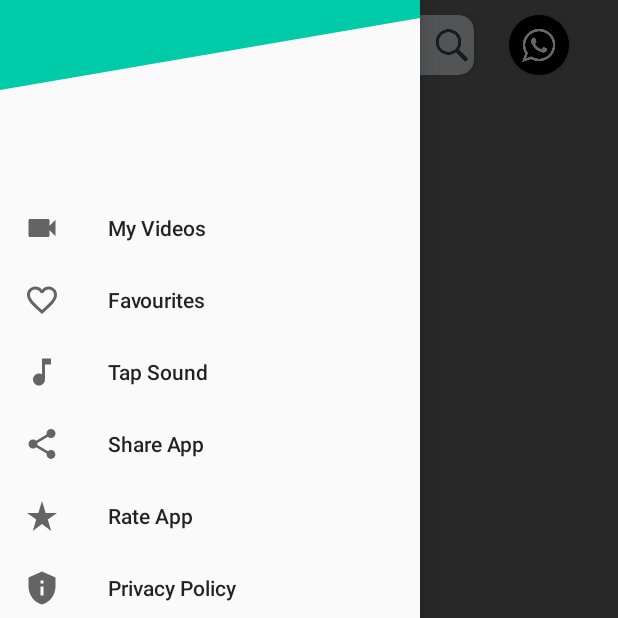
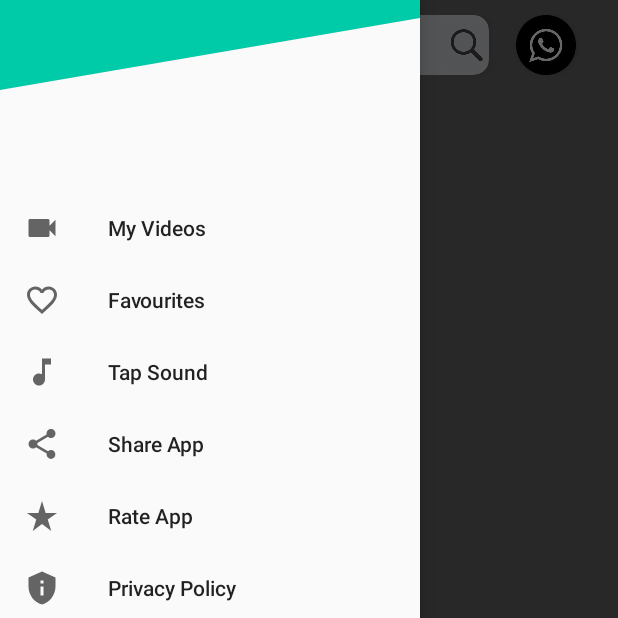
Before and after one commit to Emerging-coders09/Buzo-Clone, an Android app: the screen it shows after launch (MainActivity), with the side drawer open, on a phone screen of 412 x 824 dp, the top half of it. Run offline under Robolectric (Android 15) with nearby library versions, the phone set to English and light mode, and no system bars; pictures from the network do not load; 1 statement that could not run was skipped.

Commit message:
22/12/21

```diff
--- a/app/src/main/java/com/devarshi/buzoclone/MainActivity.java
+++ b/app/src/main/java/com/devarshi/buzoclone/MainActivity.java
@@ -9,7 +9,6 @@ import android.util.Log;
 import android.view.Gravity;
 import android.view.MenuItem;
 import android.view.View;
-import android.widget.EditText;
 import android.widget.ProgressBar;
 import android.widget.Toast;
 
@@ -50,8 +49,9 @@ public class MainActivity extends AppCompatActivity {
     ActionBarDrawerToggle toggle;
     DrawerLayout drawerLayout;
     CardView navigationDrawer;
-    CardView cardViewWhatsapp;
-    EditText editTextSearch;
+    CardView whatsAppCardView;
+    CardView searchCardView;
+//    EditText editTextSearch;
 
     ProgressBar progressBar;
 
@@ -68,13 +68,13 @@ public class MainActivity extends AppCompatActivity {
 
     FloatingActionButton fab;
 
-    boolean isScrolling = false;
+//    boolean isScrolling = false;
     boolean apiCalling = false;
 
     //    int varId = 0;
     int currentItems, totalItems, scrolledOutItems;
-    private int lastVisibleItem;
-    private int visibleThreshold = 1;
+    /*private int lastVisibleItem;
+    private int visibleThreshold = 1;*/
     VideosAdapter videosAdapter;
     /*private boolean loading = true;
     int pastVisiblesItems, visibleItemCount, totalItemCount;*/
@@ -99,13 +99,24 @@ public class MainActivity extends AppCompatActivity {
 //        recyclerViewCategories = findViewById(R.id.recyclerViewCategories);
         recyclerViewVideos = findViewById(R.id.recyclerViewVideos);
         navigationDrawer = findViewById(R.id.navigationDraw);
-        editTextSearch = findViewById(R.id.searchEditText);
-        cardViewWhatsapp = findViewById(R.id.whatsappCardView);
+//        editTextSearch = findViewById(R.id.searchEditText);
+        whatsAppCardView = findViewById(R.id.whatsappCardView);
         swipeRefreshLayout = findViewById(R.id.swipeRefresh);
 
         progressBar = findViewById(R.id.progress);
 
         fab = findViewById(R.id.floatingActionButton);
+
+        searchCardView = findViewById(R.id.cardViewSearch);
+
+        searchCardView.setOnClickListener(new View.OnClickListener() {
+            @Override
+            public void onClick(View v) {
+                Intent intent = new Intent(MainActivity.this,SearchActivity.class);
+                startActivity(intent);
+                overridePendingTransition(R.anim.slide_in_top,0);
+            }
+        });
 
 //        nScrollView = findViewById(R.id.nestedScrollView);
 
@@ -115,9 +126,7 @@ public class MainActivity extends AppCompatActivity {
 
 //        swipeRefreshLayout.setNestedScrollingEnabled(false);
 
-        swipeRefreshLayout.setOnRefreshListener(new SwipeRefreshLayout.OnRefreshListener() {
-            @Override
-            public void onRefresh() {
+        swipeRefreshLayout.setOnRefreshListener(() -> {
 
             GridLayoutManager gridLayoutManager = new GridLayoutManager(MainActivity.this,2,GridLayoutManager.VERTICAL,false);
             gridLayoutManager.setSpanSizeLookup(new GridLayoutManager.SpanSizeLookup() {
@@ -132,6 +141,7 @@ public class MainActivity extends AppCompatActivity {
                     }
                 }
             });
+
             recyclerViewVideos.setLayoutManager(gridLayoutManager);
             swipeRefreshLayout.setRefreshing(false);
 
@@ -190,7 +200,6 @@ public class MainActivity extends AppCompatActivity {
                     }
                 }
             });*/
-            }
         });
 
 //        swipeRefreshLayout.setRefreshing(false);
@@ -582,7 +591,7 @@ public class MainActivity extends AppCompatActivity {
             }
         });
 
-        cardViewWhatsapp.setOnClickListener(new View.OnClickListener() {
+        whatsAppCardView.setOnClickListener(new View.OnClickListener() {
             @Override
             public void onClick(View v) {
                 Intent intent = new Intent(MainActivity.this, WhatsAppCardView.class);
--- /dev/null
+++ b/app/src/main/res/anim/slide_in_left.xml
@@ -0,0 +1,9 @@
+<?xml version="1.0" encoding="utf-8"?>
+<set xmlns:android="http://schemas.android.com/apk/res/android">
+
+    <translate
+        android:duration="900"
+        android:fromXDelta="100%p"
+        android:toXDelta="0"/>
+
+</set>
--- /dev/null
+++ b/app/src/main/res/anim/slide_in_top.xml
@@ -0,0 +1,7 @@
+<?xml version="1.0" encoding="utf-8"?>
+<set xmlns:android="http://schemas.android.com/apk/res/android">
+    <translate
+        android:interpolator="@android:anim/decelerate_interpolator"
+        android:fromYDelta="100%p"
+        android:duration="@android:integer/config_shortAnimTime"/>
+</set>
--- /dev/null
+++ b/app/src/main/res/drawable/ic_thumbnail_pause.xml
@@ -0,0 +1,6 @@
+<vector android:height="64dp" android:tint="#FFFFFF"
+    android:viewportHeight="24" android:viewportWidth="24"
+    android:width="64dp" xmlns:android="http://schemas.android.com/apk/res/android"
+    android:alpha="0.7">
+    <path android:fillColor="@android:color/white" android:pathData="M6,19h4L10,5L6,5v14zM14,5v14h4L18,5h-4z" />
+</vector>
--- a/app/src/main/res/layout/activity_main.xml
+++ b/app/src/main/res/layout/activity_main.xml
@@ -24,7 +24,7 @@
         android:layout_width="match_parent"
         android:layout_height="wrap_content"
         android:orientation="vertical"
-        android:padding="10dp">
+        android:layout_margin="10dp">
 
         <!--<androidx.constraintlayout.widget.ConstraintLayout
             android:id="@+id/categoriesConstraintLayout"
@@ -102,6 +102,7 @@
                     android:layout_height="wrap_content"
                     android:layout_gravity="center"
                     android:visibility="gone"
+                    android:indeterminateTint="@color/black"
                     app:layout_constraintBottom_toBottomOf="parent"
                     app:layout_constraintEnd_toEndOf="parent"
                     app:layout_constraintStart_toStartOf="parent" />
@@ -169,9 +170,10 @@
                 android:id="@+id/navigationDraw"
                 android:layout_width="40dp"
                 android:layout_height="40dp"
+                android:layout_marginStart="4dp"
                 app:cardBackgroundColor="@color/black"
                 app:cardCornerRadius="50dp"
-                app:layout_constraintEnd_toStartOf="@+id/cardView"
+                app:layout_constraintEnd_toStartOf="@+id/cardViewSearch"
                 app:layout_constraintStart_toStartOf="parent"
                 app:layout_constraintTop_toTopOf="parent">
 
@@ -185,8 +187,8 @@
             </androidx.cardview.widget.CardView>
 
             <androidx.cardview.widget.CardView
-                android:id="@+id/cardView"
-                android:layout_width="220dp"
+                android:id="@+id/cardViewSearch"
+                android:layout_width="240dp"
                 android:layout_height="40dp"
                 app:cardBackgroundColor="@color/grey"
                 app:cardCornerRadius="10dp"
@@ -203,16 +205,6 @@
 
                 </ImageView>
 
-                <EditText
-                    android:id="@+id/searchEditText"
-                    android:layout_width="match_parent"
-                    android:layout_height="40dp"
-                    android:layout_marginLeft="10dp"
-                    android:layout_marginRight="30dp"
-                    android:background="@null"
-                    android:cursorVisible="false"
-                    android:singleLine="true" />
-
             </androidx.cardview.widget.CardView>
 
             <androidx.cardview.widget.CardView
@@ -222,7 +214,7 @@
                 app:cardBackgroundColor="@color/black"
                 app:cardCornerRadius="50dp"
                 app:layout_constraintEnd_toEndOf="parent"
-                app:layout_constraintStart_toEndOf="@+id/cardView"
+                app:layout_constraintStart_toEndOf="@+id/cardViewSearch"
                 app:layout_constraintTop_toTopOf="parent">
 
                 <ImageView
--- a/app/src/main/res/layout/categories_recycler_view_layout.xml
+++ b/app/src/main/res/layout/categories_recycler_view_layout.xml
@@ -17,7 +17,7 @@
             android:layout_width="wrap_content"
             android:layout_height="wrap_content"
             android:layout_marginStart="8dp"
-            android:layout_marginTop="20dp"
+            android:layout_marginTop="10dp"
             android:fontFamily="@font/groovedpersonaluseregular"
             android:text="Categories"
             android:textSize="23sp"
@@ -39,7 +39,7 @@
             android:id="@+id/recyclerViewCategories"
             android:layout_width="match_parent"
             android:layout_height="wrap_content"
-            android:layout_margin="10dp"
+            android:layout_marginLeft="10dp"
             app:layout_constraintBottom_toBottomOf="parent"
             app:layout_constraintEnd_toEndOf="parent"
             app:layout_constraintStart_toStartOf="parent"
@@ -61,7 +61,7 @@
             android:layout_width="wrap_content"
             android:layout_height="wrap_content"
             android:layout_marginStart="8dp"
-            android:layout_marginTop="8dp"
+            android:layout_marginTop="10dp"
             android:fontFamily="@font/groovedpersonaluseregular"
             android:text="Videos"
             android:textSize="23sp"
```
Also changed, not shown: app/src/main/AndroidManifest.xml (+21 -20 lines), app/src/main/java/com/devarshi/Adapter/SearchAdapter.java (added, +64 -0 lines), app/src/main/java/com/devarshi/Adapter/VideosAdapter.java (+10 -0 lines), app/src/main/java/com/devarshi/buzoclone/SearchActivity.java (added, +98 -0 lines), app/src/main/java/com/devarshi/buzoclone/VideoPlayer.java (+43 -7 lines), app/src/main/res/anim/slide_in_bottom.xml (added, +7 -0 lines), app/src/main/res/layout/activity_search.xml (added, +68 -0 lines), app/src/main/res/layout/activity_video_player.xml (+20 -1 lines), app/src/main/res/layout/home_screen_video_layout.xml (+5 -4 lines), app/src/main/res/layout/layout_for_categories.xml (+4 -4 lines), app/src/main/res/layout/search_categories_row_item.xml (added, +42 -0 lines), app/src/main/res/drawable-v21/backbutton.png (added), app/src/main/res/drawable/playbutton.png (added). Lines whose indentation alone changed are shown as unchanged.
